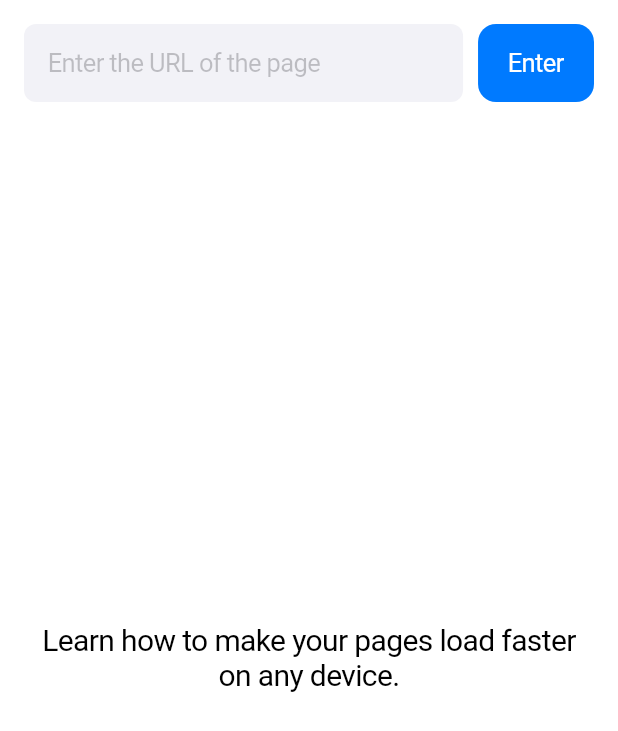
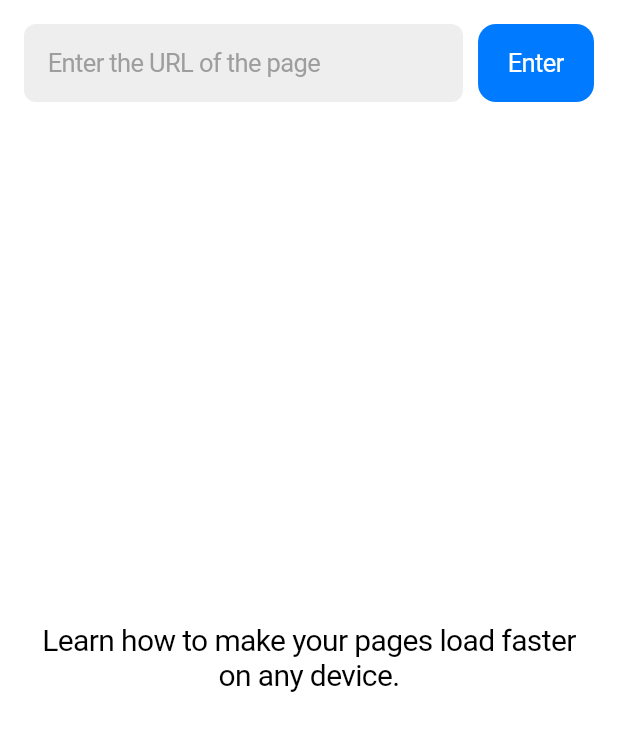
Before and after one commit to usmanovrustam/metrics, a Flutter app: the screen it shows after launch, on a phone screen of 412 x 824 dp. Shown: the top 731 px of the screen. Run offline on Flutter 3.47's test engine with Material 2 defaults, Android fonts, the phone set to English and light mode, and no system bars; our stand-ins replace bloc, fl_chart, flutter_bloc, logger, percent_indicator.

Commit message:
bugs fixed

```diff
--- a/lib/app.dart
+++ b/lib/app.dart
@@ -18,6 +18,14 @@ class _MetricsAppState extends State<MetricsApp> {
       providers: [BlocProvider(create: (_) => AnalysisBloc())],
       child: CupertinoApp(
         color: CupertinoColors.white,
+        theme: CupertinoThemeData(
+          primaryColor: CupertinoColors.activeBlue,
+          scaffoldBackgroundColor: CupertinoColors.white,
+          barBackgroundColor: CupertinoColors.white,
+          textTheme: CupertinoTextThemeData(
+            navActionTextStyle: TextStyle(color: CupertinoColors.black),
+          ),
+        ),
         localizationsDelegates: [
           DefaultMaterialLocalizations.delegate,
           DefaultCupertinoLocalizations.delegate,
--- a/lib/cells/sliding_segment.dart
+++ b/lib/cells/sliding_segment.dart
@@ -1,4 +1,5 @@
 import 'package:flutter/cupertino.dart';
+import 'package:flutter/material.dart';
 
 class SlidingSegment extends StatefulWidget {
   final List<String> tabs;
@@ -37,7 +38,7 @@ class _SlidingSegmentState extends State<SlidingSegment> {
                   fontSize: 12,
                   color: segmentedControlValue == index
                       ? CupertinoColors.white
-                      : CupertinoColors.systemGrey,
+                      : Colors.grey,
                 )),
           ),
         });
@@ -53,7 +54,7 @@ class _SlidingSegmentState extends State<SlidingSegment> {
         child: CupertinoSlidingSegmentedControl(
           groupValue: segmentedControlValue,
           padding: EdgeInsets.all(4),
-          backgroundColor: CupertinoColors.systemGrey5,
+          backgroundColor: Colors.grey[200]!,
           thumbColor: CupertinoColors.systemBlue,
           onValueChanged: (int? value) {
             setState(() {
--- a/lib/screens/home.dart
+++ b/lib/screens/home.dart
@@ -1,7 +1,8 @@
 import 'dart:math';
 import 'package:fl_chart/fl_chart.dart';
 import 'package:flutter/cupertino.dart';
-import 'package:flutter/material.dart' show Card;
+import 'package:flutter/material.dart'
+    show Card, CircularProgressIndicator, Colors;
 import 'package:flutter_bloc/flutter_bloc.dart';
 import 'package:metrics/bloc/analysis_bloc.dart';
 import 'package:metrics/cells/sliding_segment.dart';
@@ -431,11 +432,14 @@ class _HomeControllerState extends State<HomeController> {
           }
           if (state is LoadingState) {
             child = Expanded(
-              child: Center(child: CupertinoActivityIndicator()),
+              child: Center(child: CircularProgressIndicator()),
             );
           }
           if (state is FailedState) {
-            child = Text(state.detailedError.toString());
+            child = Text(
+              state.detailedError.toString(),
+              style: TextStyle(color: CupertinoColors.systemRed),
+            );
           }
           return Padding(
             padding: EdgeInsets.all(16),
@@ -448,15 +452,18 @@ class _HomeControllerState extends State<HomeController> {
                         controller: controller,
                         padding: EdgeInsets.all(16),
                         placeholder: "Enter the URL of the page",
+                        placeholderStyle: TextStyle(color: Colors.grey),
+                        style: TextStyle(color: Colors.black),
                         decoration: BoxDecoration(
-                          color: CupertinoColors.systemGrey6,
+                          color: Colors.grey[200],
                           borderRadius: BorderRadius.circular(8),
                         ),
                       ),
                     ),
                     const SizedBox(width: 10),
                     CupertinoButton.filled(
-                      child: Text("Enter"),
+                      child:
+                          Text("Enter", style: TextStyle(color: Colors.white)),
                       onPressed: sendData,
                     )
                   ],
@@ -471,6 +478,7 @@ class _HomeControllerState extends State<HomeController> {
   @override
   Widget build(BuildContext context) {
     return CupertinoPageScaffold(
+      backgroundColor: CupertinoColors.white,
       child: SafeArea(child: view),
     );
   }
```
